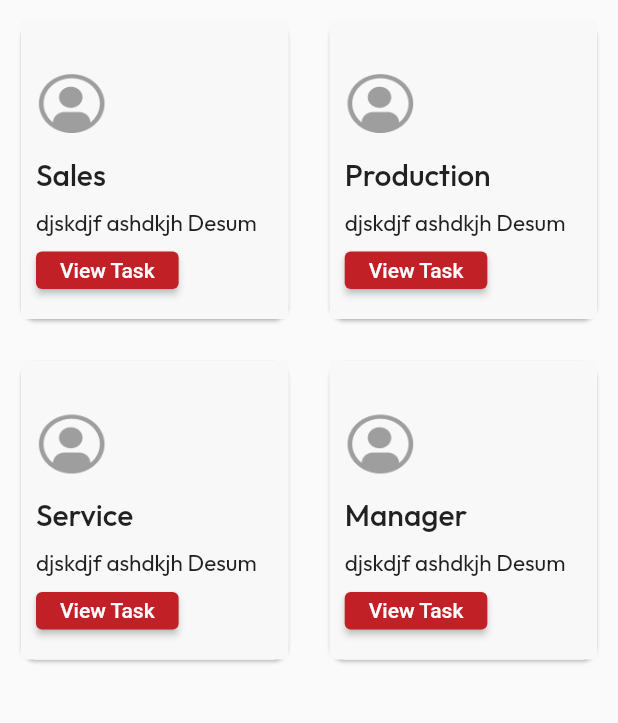
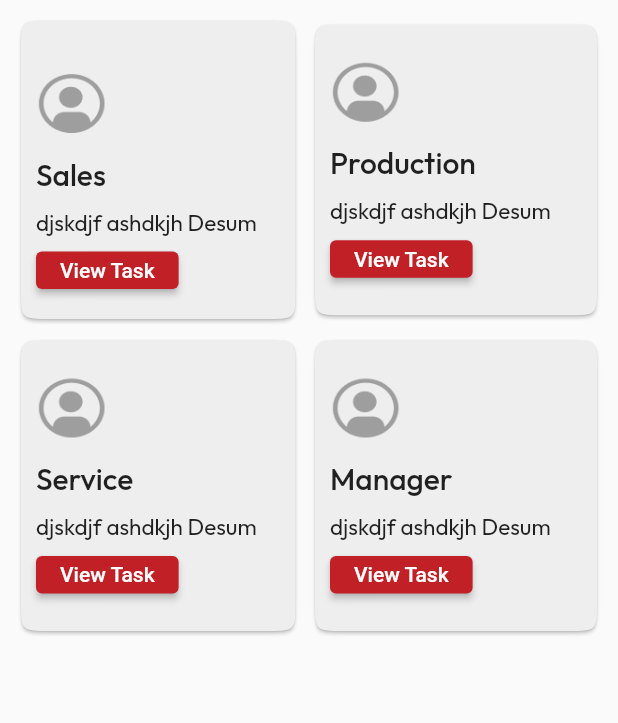
Before and after one commit to sachin-rai1/arrowmech_e_r_p, a Flutter app: the AdminDashBoardView screen opened by its route, on a phone screen of 412 x 824 dp, the part 71-794 px from its top. Run offline on Flutter 3.47's test engine with Material 2 defaults, Android fonts, the phone set to English and light mode, and no system bars; our stand-ins replace chewie, double_back_to_close_app, email_validator, flutter_html, flutter_speed_dial, fluttertoast and 3 more; missing offline and left inert: month_year_picker, outline_search_bar; accounts and stored records are empty.

Commit message:
Initial commit

```diff
--- a/lib/app/modules/Admin/AdminDashBoard/views/admin_dash_board_view.dart
+++ b/lib/app/modules/Admin/AdminDashBoard/views/admin_dash_board_view.dart
@@ -14,114 +14,158 @@ class AdminDashBoardView extends GetView<AdminDashBoardController> {
         child: Column(
           children: [
             Container(
-              padding: EdgeInsets.only(left: 15 , top: 15),
+              padding: EdgeInsets.only(left: 15, top: 15),
               alignment: Alignment.topLeft,
-              child: Text("DashBoard",style: TextStyle(fontSize: 25 ,
-                  fontFamily: Constants.outFitMedium),),
+              child: Text(
+                "DashBoard",
+                style:
+                    TextStyle(fontSize: 25, fontFamily: Constants.outFitMedium),
+              ),
             ),
             Row(
               mainAxisAlignment: MainAxisAlignment.spaceBetween,
               children: [
                 Container(
-                  padding: EdgeInsets.only(top:10 ,left: 10,),
-                  width: w/2.1,
+                  padding: EdgeInsets.only(
+                    top: 10,
+                    left: 10,
+                  ),
+                  width: w/2.05,
                   child: Card(
-                    shape: OutlineInputBorder(
-                        borderSide: BorderSide(
-                            color: Constants.secondaryColor
-                        ),
-                        borderRadius: BorderRadius.circular(10)
+                    color: Colors.grey[200],
+                    shape: ContinuousRectangleBorder(
+                      borderRadius: BorderRadius.circular(20),
                     ),
+                    // shape: OutlineInputBorder(
+                    //     borderSide: BorderSide(color: Constants.secondaryColor),
+                    //     borderRadius: BorderRadius.circular(10)),
                     child: Container(
-                      color: Constants.secondaryColor,
-                      padding: const EdgeInsets.only(bottom:20 , top:20),
+                      // color: Constants.secondaryColor,
+                      padding: const EdgeInsets.only(bottom: 20, top: 20),
                       child: Column(
-                        crossAxisAlignment:CrossAxisAlignment.start,
+                        crossAxisAlignment: CrossAxisAlignment.start,
                         children: [
-                          SizedBox(height: 10,),
+                          SizedBox(
+                            height: 10,
+                          ),
                           Padding(
                             padding: const EdgeInsets.only(left: 10),
-                            child: Image.asset("assets/icons/user.png" , height: 50,width: 50,color: Colors.grey,),
+                            child: Image.asset(
+                              "assets/icons/user.png",
+                              height: 50,
+                              width: 50,
+                              color: Colors.grey,
+                            ),
                           ),
-                          SizedBox(height: 10,),
+                          SizedBox(
+                            height: 10,
+                          ),
                           Padding(
                             padding: const EdgeInsets.only(left: 10),
                             child: Text(
                               'Sales',
-                              style: TextStyle(fontSize: 20 ,
+                              style: TextStyle(
+                                  fontSize: 20,
                                   fontFamily: Constants.outFitMedium),
                             ),
                           ),
-                          SizedBox(height: 10,),
+                          SizedBox(
+                            height: 10,
+                          ),
                           Padding(
                             padding: const EdgeInsets.only(left: 10),
-                            child: Text("djskdjf ashdkjh Desum" ,
+                            child: Text(
+                              "djskdjf ashdkjh Desum",
                               style: TextStyle(
-                                  fontFamily: Constants.outFit ,
-                                  fontSize: 15
-                              ),
+                                  fontFamily: Constants.outFit, fontSize: 15),
                             ),
                           ),
-                          SizedBox(height: 10,),
+                          SizedBox(
+                            height: 10,
+                          ),
                           Container(
                             height: 25,
                             padding: const EdgeInsets.only(left: 10),
-                            child: ElevatedButton(onPressed: (){}, child: Text("View Task") ,style: ElevatedButton.styleFrom(
-                              backgroundColor: Constants.primaryColor,
-                            ),),
+                            child: ElevatedButton(
+                              onPressed: () {},
+                              child: Text("View Task"),
+                              style: ElevatedButton.styleFrom(
+                                backgroundColor: Constants.primaryColor,
+                              ),
+                            ),
                           )
                         ],
                       ),
                     ),
                   ),
                 ),
-
                 Container(
-                  padding: EdgeInsets.only(top:10 ,right: 10,),
-                  width: w/2.1,
+                  padding: EdgeInsets.only(
+                    top: 10,
+                    right: 10,
+                  ),
+                  width: w / 2,
                   child: Card(
-                    shape: OutlineInputBorder(
-                        borderSide: BorderSide(
-                            color: Constants.secondaryColor
-                        ),
-                        borderRadius: BorderRadius.circular(10)
+                    color: Colors.grey[200],
+                    shape: ContinuousRectangleBorder(
+                      borderRadius: BorderRadius.circular(20),
                     ),
+                    // shape: OutlineInputBorder(
+                    //     // borderSide: BorderSide(color:Colors.grey),
+                    //     borderRadius: BorderRadius.circular(10)),
                     child: Container(
-                      color: Constants.secondaryColor,
-                      padding: const EdgeInsets.only(bottom:20 , top:20),
+                      padding: const EdgeInsets.only(bottom: 25, top: 10),
                       child: Column(
-                        crossAxisAlignment:CrossAxisAlignment.start,
+                        crossAxisAlignment: CrossAxisAlignment.start,
                         children: [
-                          SizedBox(height: 10,),
+                          SizedBox(
+                            height: 10,
+                          ),
                           Padding(
                             padding: const EdgeInsets.only(left: 10),
-                            child: Image.asset("assets/icons/user.png" ,color: Colors.grey, height: 50,width: 50,),
+                            child: Image.asset(
+                              "assets/icons/user.png",
+                              color: Colors.grey,
+                              height: 50,
+                              width: 50,
+                            ),
                           ),
-                          SizedBox(height: 10,),
+                          SizedBox(
+                            height: 10,
+                          ),
                           Padding(
                             padding: const EdgeInsets.only(left: 10),
                             child: Text(
                               'Production',
-                              style: TextStyle(fontSize: 20 ,
+                              style: TextStyle(
+                                  fontSize: 20,
                                   fontFamily: Constants.outFitMedium),
                             ),
                           ),
-                          SizedBox(height: 10,),
+                          SizedBox(
+                            height: 10,
+                          ),
                           Padding(
                             padding: const EdgeInsets.only(left: 10),
-                            child: Text("djskdjf ashdkjh Desum" , style: TextStyle(
-                                fontFamily: Constants.outFit ,
-                                fontSize: 15
-                            ),),
+                            child: Text(
+                              "djskdjf ashdkjh Desum",
+                              style: TextStyle(
+                                  fontFamily: Constants.outFit, fontSize: 15),
+                            ),
                           ),
-                          SizedBox(height: 10,),
+                          SizedBox(
+                            height: 10,
+                          ),
                           Container(
                             height: 25,
                             padding: const EdgeInsets.only(left: 10),
-                            child: ElevatedButton(onPressed: (){}, child: Text("View Task") ,style: ElevatedButton.styleFrom(
-                              backgroundColor: Constants.primaryColor,
-
-                            ),),
+                            child: ElevatedButton(
+                              onPressed: () {},
+                              child: Text("View Task"),
+                              style: ElevatedButton.styleFrom(
+                                backgroundColor: Constants.primaryColor,
+                              ),
+                            ),
                           )
                         ],
                       ),
@@ -130,55 +174,72 @@ class AdminDashBoardView extends GetView<AdminDashBoardController> {
                 ),
               ],
             ),
-            SizedBox(height: 10,),
             Row(
               mainAxisAlignment: MainAxisAlignment.spaceBetween,
               children: [
                 Container(
-                  padding: EdgeInsets.only(top:10 ,left: 10,),
-                  width: w/2.1,
+                  padding: EdgeInsets.only(
+                    top: 6,
+                    left: 10,
+                  ),
+                  width: w / 2.05,
                   child: Card(
-                    shape: OutlineInputBorder(
-                        borderSide: BorderSide(
-                            color: Constants.secondaryColor
-                        ),
-                        borderRadius: BorderRadius.circular(10)
-                    ),
+                    color: Colors.grey[200],
+                    shape: ContinuousRectangleBorder(
+                      borderRadius: BorderRadius.circular(20)),
                     child: Container(
-                      color: Constants.secondaryColor,
-                      padding: const EdgeInsets.only(bottom:20 , top:20),
+                      padding: const EdgeInsets.only(bottom: 25, top: 10),
                       child: Column(
-                        crossAxisAlignment:CrossAxisAlignment.start,
+                        crossAxisAlignment: CrossAxisAlignment.start,
                         children: [
-                          SizedBox(height: 10,),
+                          SizedBox(
+                            height: 10,
+                          ),
                           Padding(
                             padding: const EdgeInsets.only(left: 10),
-                            child: Image.asset("assets/icons/user.png" ,color: Colors.grey, height: 50,width: 50,),
+                            child: Image.asset(
+                              "assets/icons/user.png",
+                              color: Colors.grey,
+                              height: 50,
+                              width: 50,
+                            ),
                           ),
-                          SizedBox(height: 10,),
+                          SizedBox(
+                            height: 10,
+                          ),
                           Padding(
                             padding: const EdgeInsets.only(left: 10),
                             child: Text(
                               'Service',
-                              style: TextStyle(fontSize: 20 ,
+                              style: TextStyle(
+                                  fontSize: 20,
                                   fontFamily: Constants.outFitMedium),
                             ),
                           ),
-                          SizedBox(height: 10,),
+                          SizedBox(
+                            height: 10,
+                          ),
                           Padding(
                             padding: const EdgeInsets.only(left: 10),
-                            child: Text("djskdjf ashdkjh Desum" , style: TextStyle(
-                                fontFamily: Constants.outFit ,
-                                fontSize: 15
-                            ),),
+                            child: Text(
+                              "djskdjf ashdkjh Desum",
+                              style: TextStyle(
+                                  fontFamily: Constants.outFit, fontSize: 15),
+                            ),
                           ),
-                          SizedBox(height: 10,),
+                          SizedBox(
+                            height: 10,
+                          ),
                           Container(
                             height: 25,
                             padding: const EdgeInsets.only(left: 10),
-                            child: ElevatedButton(onPressed: (){}, child: Text("View Task") ,style: ElevatedButton.styleFrom(
-                              backgroundColor: Constants.primaryColor,
-                            ),),
+                            child: ElevatedButton(
+                              onPressed: () {},
+                              child: Text("View Task"),
+                              style: ElevatedButton.styleFrom(
+                                backgroundColor: Constants.primaryColor,
+                              ),
+                            ),
                           )
                         ],
                       ),
@@ -186,50 +247,68 @@ class AdminDashBoardView extends GetView<AdminDashBoardController> {
                   ),
                 ),
                 Container(
-                  padding: EdgeInsets.only(top:10 ,right: 10,),
-                  width: w/2.1,
+                  padding: EdgeInsets.only(
+                    top: 6,
+                    right: 10,
+                  ),
+                  width: w /2,
                   child: Card(
-                    shape: OutlineInputBorder(
-                        borderSide: BorderSide(
-                            color: Constants.secondaryColor
-                        ),
-                        borderRadius: BorderRadius.circular(10)
-                    ),
+                    color: Colors.grey[200],
+                    shape: ContinuousRectangleBorder(
+                      borderRadius: BorderRadius.circular(20)),
                     child: Container(
-                      color: Constants.secondaryColor,
-                      padding: const EdgeInsets.only(bottom:20 , top:20),
+                      padding: const EdgeInsets.only(bottom: 25, top: 10),
                       child: Column(
-                        crossAxisAlignment:CrossAxisAlignment.start,
+                        crossAxisAlignment: CrossAxisAlignment.start,
                         children: [
-                          SizedBox(height: 10,),
+                          SizedBox(
+                            height: 10,
+                          ),
                           Padding(
                             padding: const EdgeInsets.only(left: 10),
-                            child: Image.asset("assets/icons/user.png" ,color: Colors.grey, height: 50,width: 50,),
+                            child: Image.asset(
+                              "assets/icons/user.png",
+                              color: Colors.grey,
+                              height: 50,
+                              width: 50,
+                            ),
                           ),
-                          SizedBox(height: 10,),
+                          SizedBox(
+                            height: 10,
+                          ),
                           Padding(
                             padding: const EdgeInsets.only(left: 10),
                             child: Text(
                               'Manager',
-                              style: TextStyle(fontSize: 20 ,
+                              style: TextStyle(
+                                  fontSize: 20,
                                   fontFamily: Constants.outFitMedium),
                             ),
                           ),
-                          SizedBox(height: 10,),
+                          SizedBox(
+                            height: 10,
+                          ),
                           Padding(
                             padding: const EdgeInsets.only(left: 10),
-                            child: Text("djskdjf ashdkjh Desum" , style: TextStyle(
-                                fontFamily: Constants.outFit ,
-                                fontSize: 15
-                            ),),
+                            child: Text(
+                              "djskdjf ashdkjh Desum",
+                              style: TextStyle(
+                                  fontFamily: Constants.outFit, fontSize: 15),
+                            ),
                           ),
-                          SizedBox(height: 10,),
+                          SizedBox(
+                            height: 10,
+                          ),
                           Container(
                             height: 25,
                             padding: const EdgeInsets.only(left: 10),
-                            child: ElevatedButton(onPressed: (){}, child: Text("View Task") ,style: ElevatedButton.styleFrom(
-                              backgroundColor: Constants.primaryColor,
-                            ),),
+                            child: ElevatedButton(
+                              onPressed: () {},
+                              child: Text("View Task"),
+                              style: ElevatedButton.styleFrom(
+                                backgroundColor: Constants.primaryColor,
+                              ),
+                            ),
                           )
                         ],
                       ),
--- a/lib/app/modules/login/views/login_view.dart
+++ b/lib/app/modules/login/views/login_view.dart
@@ -2,11 +2,9 @@ import 'package:email_validator/email_validator.dart';
 import 'package:flutter/material.dart';
 import 'package:get/get.dart';
 import '../../../data/Constant.dart';
-import '../../Sales/lead/views/lead_view.dart';
 import '../controllers/login_controller.dart';
 
 class LoginView extends GetView<LoginController> {
-  final _formKey = GlobalKey<FormState>();
 
   void validateEmail() {
     final bool isValid = EmailValidator.validate(
@@ -121,9 +119,9 @@ class LoginView extends GetView<LoginController> {
                       child: Obx(()=>
                         Checkbox(
                           shape: const ContinuousRectangleBorder(),
-                          value: controller.value.value,
+                          value: controller.check.value,
                           onChanged: (value) {
-                            controller.value.value = value!;
+                            controller.check.value = value!;
                           },
                           activeColor: Constants.primaryColor,
                         ),
--- a/lib/app/routes/app_routes.dart
+++ b/lib/app/routes/app_routes.dart
@@ -32,6 +32,7 @@ abstract class Routes {
   static const ADMIN_PRODUCTION = _Paths.ADMIN_PRODUCTION;
   static const ADMIN_SERVICE = _Paths.ADMIN_SERVICE;
   static const ADMIN_REFERENCE = _Paths.ADMIN_REFERENCE;
+  static const SWITCH_USER = _Paths.SWITCH_USER;
 }
 
 abstract class _Paths {
@@ -65,4 +66,5 @@ abstract class _Paths {
   static const ADMIN_PRODUCTION = '/admin-production';
   static const ADMIN_SERVICE = '/admin-service';
   static const ADMIN_REFERENCE = '/admin-reference';
+  static const SWITCH_USER = '/switch-user';
 }
--- a/lib/main.dart
+++ b/lib/main.dart
@@ -1,5 +1,4 @@
 import 'package:arrowmech_e_r_p/app/data/Constant.dart';
-import 'package:arrowmech_e_r_p/app/modules/Sales/Navigation/navigationDrawer.dart';
 import 'package:arrowmech_e_r_p/app/modules/login/bindings/login_binding.dart';
 import 'package:flutter/material.dart';
 import 'package:flutter_localizations/flutter_localizations.dart';
@@ -12,6 +11,7 @@ import 'app/routes/app_pages.dart';
 void main() {
   runApp(
     GetMaterialApp(
+      debugShowCheckedModeBanner: false,
       title: "Application",
       initialRoute: AppPages.INITIAL,
       getPages: AppPages.routes,
--- a/pubspec.yaml
+++ b/pubspec.yaml
@@ -21,6 +21,7 @@ dependencies:
   outline_search_bar: 2.3.0
   flutter_html: 2.2.1
   double_back_to_close_app: 2.1.0
+  flutter_speed_dial: 6.0.0
   flutter:
     sdk: flutter
   flutter_localizations:
```
Also changed, not shown: lib/app/modules/Admin/AdminNavigationBar/navigationDrawer.dart (+63 -20 lines), lib/app/modules/Manager/ManageDashBoard/views/manage_dash_board_view.dart (+6 -1 lines), lib/app/modules/SplashScreen/controllers/splash_screen_controller.dart (+3 -11 lines), lib/app/modules/SwitchUser/bindings/switch_user_binding.dart (added, +12 -0 lines), lib/app/modules/SwitchUser/controllers/switch_user_controller.dart (added, +24 -0 lines), lib/app/modules/SwitchUser/views/switch_user_view.dart (added, +126 -0 lines), lib/app/modules/login/controllers/login_controller.dart (+18 -4 lines), lib/app/routes/app_pages.dart (+7 -0 lines), pubspec.lock.
